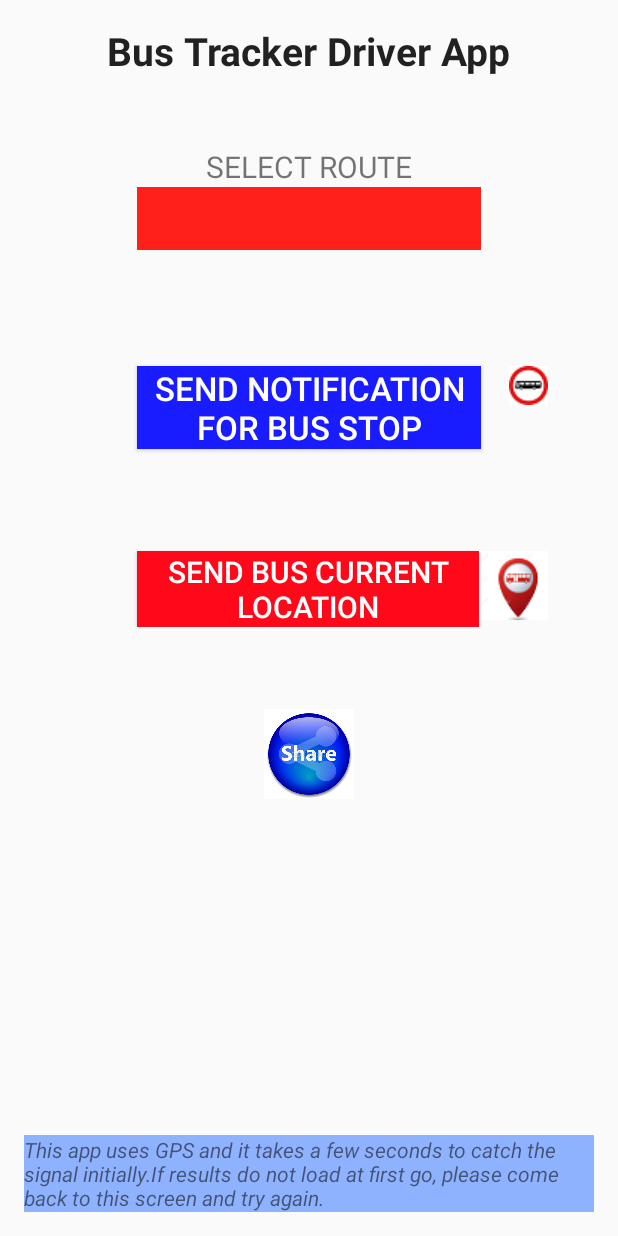
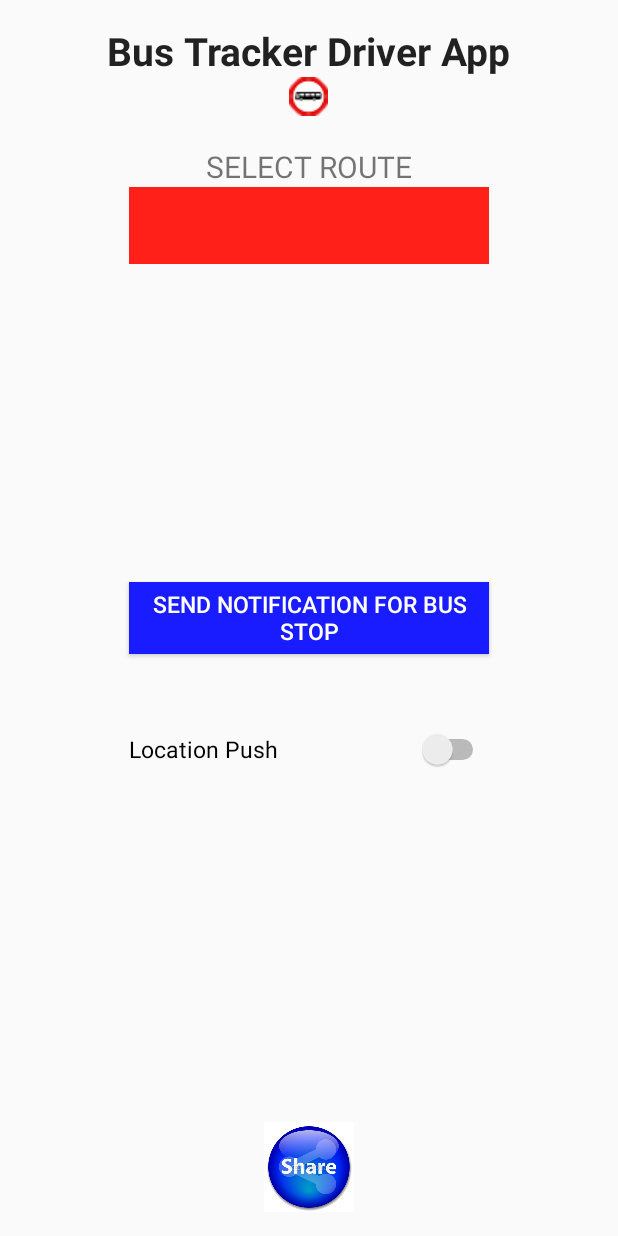
Before and after one commit to sujoyghosal/DriverApp, an Android app: the screen it shows after launch (MainActivity), on a phone screen of 412 x 824 dp. Run offline under Robolectric (Android 15) with nearby library versions, the phone set to English and light mode, and no system bars.

Commit message:
adding to git cloud

```diff
--- a/app/build.gradle
+++ b/app/build.gradle
@@ -31,7 +31,6 @@ android {
 dependencies {
     compile fileTree(dir: 'libs', include: ['*.jar'])
     compile files('libs/apigee-android-2.0.10.jar')
-    compile files('libs/gcm.jar')
     compile files('libs/commons-io-2.4.jar')
     compile files('libs/google-http-client-android-1.18.0-rc.jar')
     compile files('libs/json-simple-1.1.1.jar')
--- a/app/src/main/AndroidManifest.xml
+++ b/app/src/main/AndroidManifest.xml
@@ -16,6 +16,7 @@
     <uses-permission android:name="android.permission.ACCESS_COARSE_LOCATION" />
     <uses-permission android:name="android.permission.ACCESS_FINE_LOCATION" />
     <uses-permission android:name="android.permission.WRITE_EXTERNAL_STORAGE"/>
+    <uses-permission android:name="com.android.vending.CHECK_LICENSE" />
 
     <uses-feature
         android:glEsVersion="0x00020000"
@@ -48,7 +49,7 @@
 
         <meta-data
             android:name="com.google.android.maps.v2.API_KEY"
-            android:value="AIzaSyBEkXBfFd3G2Xl6e6D8E0MfGeFP0wl1v4Y" />
+            android:value="AIzaSyCeWmfD0li1jMh9I_UtcYQtPwUp4_ebXqA" />
         <!--
         release key           android:value="AIzaSyCeWmfD0li1jMh9I_UtcYQtPwUp4_ebXqA"/>
         SH1=E8:3B:C3:A6:22:DD:AE:85:07:DC:47:77:8E:90:FE:04:6A:E0:E4:32
@@ -62,6 +63,8 @@
             android:name="com.google.android.gms.version"
             android:value="@integer/google_play_services_version" />
 
+        <service android:name=".LocationService" ></service>
+        <receiver android:name=".LocationServiceReceiver" ></receiver>
     </application>
 
 </manifest>
--- a/app/src/main/java/com/bustracker/driver/driverapp/CustomSpinnerSelectionListener.java
+++ b/app/src/main/java/com/bustracker/driver/driverapp/CustomSpinnerSelectionListener.java
@@ -12,7 +12,7 @@ public class CustomSpinnerSelectionListener implements OnItemSelectedListener {
 
         Toast.makeText(parent.getContext(),
                 parent.getItemAtPosition(pos).toString(),
-                Toast.LENGTH_LONG).show();
+                Toast.LENGTH_SHORT).show();
         RoutesUtils.routeName = parent.getItemAtPosition(pos).toString();
 
     }
--- a/app/src/main/java/com/bustracker/driver/driverapp/RouteListActivity.java
+++ b/app/src/main/java/com/bustracker/driver/driverapp/RouteListActivity.java
@@ -71,7 +71,7 @@ public class RouteListActivity extends ListActivity {
         startActivity(intent);
     }
 
-    public void createMapForAllFriends(View v){
+    public void createMapForAllStops(View v){
         Intent intent = new Intent(this, Map.class);
         intent.putExtra("POSITION", -1); //show all
         startActivity(intent);
--- a/app/src/main/java/com/bustracker/driver/driverapp/RoutesUtils.java
+++ b/app/src/main/java/com/bustracker/driver/driverapp/RoutesUtils.java
@@ -12,16 +12,16 @@ import java.util.ArrayList;
 
 public class
         RoutesUtils {
-        public static ArrayList<RouteListActivity.RouteStopsObject> routeStopsArray = new ArrayList<>();
+        public static ArrayList<RouteListActivity.RouteStopsObject> routeStopsArray = new ArrayList<RouteListActivity.RouteStopsObject>();
         private static String currentDeviceLatitude = null;
         private static String currentDeviceLongitude = null;
         public static int routeStopsRadius = 1;
-        public static ArrayList<RouteObject> allRoutesArray = new ArrayList<>();
+        public static ArrayList<RouteObject> allRoutesArray = new ArrayList<RouteObject>();
 
         public static GPSTracker gpsTracker = null;
     static final String NOTIFIER = "stopnotifier";
     public static String deviceID = "";
-    public static ArrayList<Subscriptions> subscriptionsArray = new ArrayList<>();
+    public static ArrayList<Subscriptions> subscriptionsArray = new ArrayList<Subscriptions>();
     public static String routeName = "ROUTE1";
     public static boolean locationFeed = false;
     public static ArrayList routeNames = new ArrayList();
@@ -108,7 +108,7 @@ public class
         AlertDialog.Builder builder = new AlertDialog.Builder(ctx);
         builder.setMessage(msg)
                 .setTitle(title)
-                .setIcon(R.drawable.bus_stop)
+                .setIcon(R.drawable.bus_stop_clipped_rev_1)
                 .setInverseBackgroundForced(true)
                 .setNegativeButton("OK", new DialogInterface.OnClickListener() {
                     public void onClick(DialogInterface dialog, int id) {
--- a/app/src/main/res/layout/activity_main.xml
+++ b/app/src/main/res/layout/activity_main.xml
@@ -40,93 +40,70 @@
                 android:layout_marginTop="46dp"/>
 
             <Spinner
-                android:layout_width="305dp"
-                android:layout_height="42dp"
+                android:layout_width="240dp"
+                android:layout_height="51dp"
                 android:id="@+id/spinnerRoutes"
                 android:spinnerMode="dropdown"
                 android:background="#ffff2019"
+                style="@style/mySpinnerItemStyle"
                 android:layout_gravity="center_horizontal"
-                style="@style/mySpinnerItemStyle"
                 android:layout_below="@+id/textViewSelectRoute"
-                android:layout_alignStart="@+id/buttonShowStops"
-                android:layout_alignEnd="@+id/buttonShowStops"/>
+                android:layout_centerHorizontal="true"/>
+
+            <TextView
+                android:layout_width="wrap_content"
+                android:layout_height="wrap_content"
+                android:textAppearance="?android:attr/textAppearanceSmall"
+                android:id="@+id/textViewStatus"
+                android:layout_gravity="center_horizontal"
+                android:layout_marginTop="20dp" />
 
             <ImageView
                 android:layout_width="wrap_content"
                 android:layout_height="wrap_content"
                 android:id="@+id/imageView"
-                android:src="@drawable/bus_stop"
-                android:layout_alignTop="@+id/buttonShowStops"
-                android:layout_alignEnd="@+id/imageView3"/>
-
-            <Button
-                android:layout_width="229dp"
-                android:layout_height="wrap_content"
-                android:text="Send Notification For Bus Stop"
-                android:id="@+id/buttonShowStops"
-                android:background="#ff191cff"
-                android:layout_gravity="center_horizontal"
-                android:onClick="getStopsByRouteName"
-                android:textColor="#FFFFFF"
-                android:textSize="22dp"
-                android:layout_below="@+id/spinnerRoutes"
-                android:layout_centerHorizontal="true"
-                android:layout_marginTop="77dp"/>
-
-            <Button
-                android:layout_width="228dp"
-                android:layout_height="wrap_content"
-                android:text="Send Bus Current Location"
-                android:id="@+id/buttonCurrentLocation"
-                android:onClick="sendBusLocationUpdate"
-                android:background="#ffff0819"
-                android:textSize="20dp"
-                android:layout_marginTop="68dp"
-                android:textColor="#FFFFFF"
-                android:layout_gravity="center_horizontal"
-                android:layout_below="@+id/buttonShowStops"
-                android:layout_alignStart="@+id/buttonShowStops"/>
-
-            <ImageView
-                android:layout_width="wrap_content"
-                android:layout_height="wrap_content"
-                android:id="@+id/imageView3"
-                android:src="@drawable/bus_pin"
-                android:layout_alignTop="@+id/buttonCurrentLocation"
-                android:layout_toEndOf="@+id/buttonCurrentLocation"/>
+                android:src="@drawable/bus_stop_clipped_rev_1"
+                android:contentDescription="cv"
+                android:layout_centerHorizontal="true"/>
 
         </RelativeLayout>
 
-        <TextView
-            android:layout_width="wrap_content"
-            android:layout_height="wrap_content"
-            android:textAppearance="?android:attr/textAppearanceSmall"
-            android:id="@+id/textViewStatus"
-            android:layout_gravity="center_horizontal"
-            android:layout_marginTop="20dp" />
-
-        <ImageView
-            android:layout_width="60dp"
-            android:layout_height="60dp"
-            android:id="@+id/imageViewShare"
-            android:src="@drawable/share2"
-            android:onClick="performShare"
-            android:layout_alignParentTop="true"
-            android:layout_centerHorizontal="true"
-            android:layout_gravity="center_horizontal"
-            android:layout_marginTop="15dp" />
-
     </LinearLayout>
 
-    <TextView
-        android:layout_width="fill_parent"
+    <Button
+        android:layout_width="240dp"
         android:layout_height="wrap_content"
-        android:textAppearance="?android:attr/textAppearanceSmall"
-        android:text="This app uses GPS and it takes a few seconds to catch the signal initially.If results do not load at first go, please come back to this screen and try again."
-        android:id="@+id/textViewST"
-        android:textStyle="italic"
+        android:text="Send Notification For Bus Stop"
+        android:id="@+id/buttonShowStops"
+        android:background="#ff191cff"
+        android:onClick="getStopsByRouteName"
+        android:textColor="#FFFFFF"
+        android:textSize="15sp"
+        android:layout_gravity="center_horizontal"
+        android:layout_centerVertical="true"
+        android:layout_alignStart="@+id/switchLocationPush"/>
+
+    <Switch
+        android:layout_width="240dp"
+        android:layout_height="wrap_content"
+        android:text="Location Push"
+        android:id="@+id/switchLocationPush"
+        android:textSize="15sp"
+        android:layout_gravity="center_horizontal"
+        android:layout_below="@+id/buttonShowStops"
+        android:layout_centerHorizontal="true"
+        android:layout_marginTop="50dp"
+        android:fontFamily="Calibri"
+        />
+
+    <ImageView
+        android:layout_width="60dp"
+        android:layout_height="60dp"
+        android:id="@+id/imageViewShare"
+        android:src="@drawable/share2"
+        android:onClick="performShare"
+        android:layout_gravity="center_horizontal"
         android:layout_alignParentBottom="true"
-        android:layout_alignParentStart="true"
-        android:background="#ff8fb2ff" />
+        android:layout_centerHorizontal="true"/>
 
 </RelativeLayout>
--- a/app/src/main/res/layout/response_footer.xml
+++ b/app/src/main/res/layout/response_footer.xml
@@ -2,7 +2,7 @@
 <LinearLayout xmlns:android="http://schemas.android.com/apk/res/android"
     android:orientation="vertical" android:layout_width="match_parent"
     android:layout_height="wrap_content"
-    android:background="#ff33ff0f">
+    >
 
     <Button
         android:layout_width="wrap_content"
@@ -10,5 +10,6 @@
         android:text="Send Message to Passengers"
         android:id="@+id/buttonFooterSubscribe"
         android:layout_gravity="center_horizontal"
-        android:onClick="sendPushForSelection" />
+        android:onClick="sendPushForSelection"
+        android:background="@android:color/holo_purple"/>
 </LinearLayout>
--- a/app/src/main/res/layout/response_header.xml
+++ b/app/src/main/res/layout/response_header.xml
@@ -35,7 +35,7 @@
         android:id="@+id/imageViewAllMap"
         android:layout_width="40dp"
         android:layout_height="45dp"
-        android:onClick="createMapForAllFriends"
+        android:onClick="createMapForAllStops"
         android:src="@drawable/thin_pin"
         android:layout_gravity="center"
         android:baselineAlignBottom="false"
```
Also changed, not shown: app/src/main/java/com/bustracker/driver/driverapp/GPSTracker.java (+1 -10 lines), app/src/main/java/com/bustracker/driver/driverapp/LocationService.java (added, +108 -0 lines), app/src/main/java/com/bustracker/driver/driverapp/LocationServiceReceiver.java (added, +18 -0 lines), app/src/main/java/com/bustracker/driver/driverapp/MainActivity.java (+71 -52 lines), app/src/main/java/com/bustracker/driver/driverapp/Map.java (+173 -70 lines), app/src/main/java/com/bustracker/driver/driverapp/RouteObject.java (+6 -4 lines), app/libs/gcm.jar (deleted), app/src/main/res/drawable/bus_big.png (added), app/src/main/res/drawable/bus_small_clipped_rev_2.png (added), app/src/main/res/drawable/bus_stop_clipped_rev_1.png (added), 2 other files.
